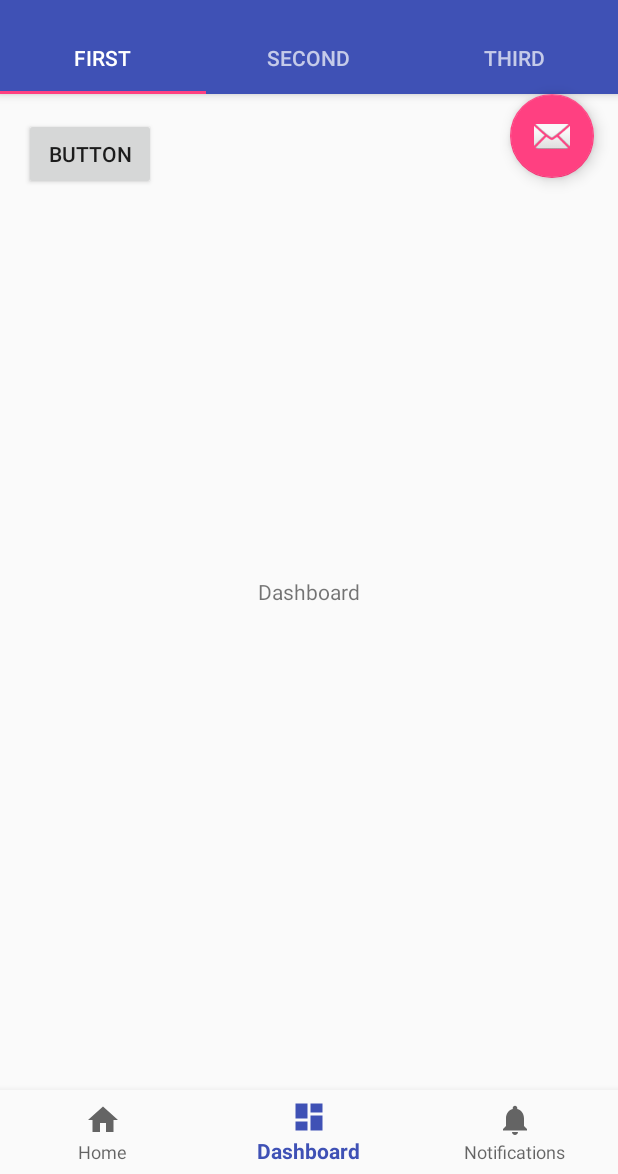
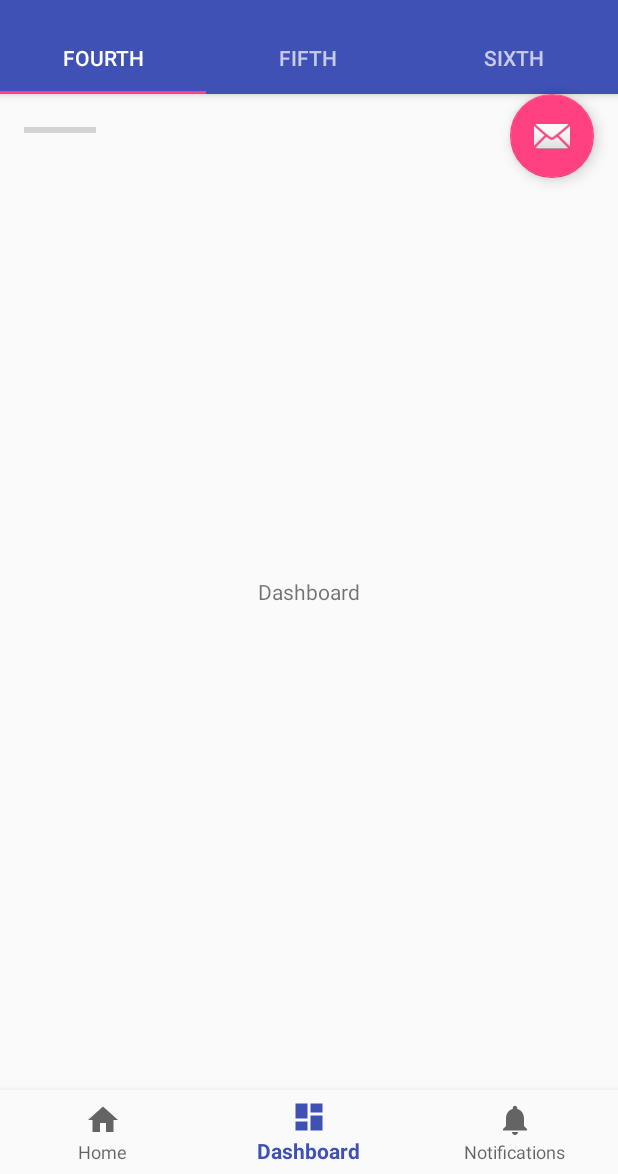
Before and after one commit to AlAskalany/wasder-android, an Android app: the screen it shows after launch (MainActivity), item 2 of the bottom bar chosen, on a phone screen of 412 x 824 dp, the part 62-1236 px from its top. Run offline under Robolectric (Android 15) with nearby library versions, the phone set to English and light mode, and no system bars.

Commit message:
Tabbed fragments with ViewPager

```diff
--- a/app/src/main/java/com/wasder/example/MainActivity.java
+++ b/app/src/main/java/com/wasder/example/MainActivity.java
@@ -1,6 +1,7 @@
 package com.wasder.example;
 
 import android.os.Bundle;
+import android.os.Parcelable;
 import android.support.annotation.NonNull;
 import android.support.design.widget.BottomNavigationView;
 import android.support.design.widget.FloatingActionButton;
@@ -10,12 +11,14 @@ import android.support.design.widget.TabLayout;
 import android.support.v4.app.Fragment;
 import android.support.v4.app.FragmentManager;
 import android.support.v4.app.FragmentPagerAdapter;
+import android.support.v4.app.FragmentStatePagerAdapter;
 import android.support.v4.view.GravityCompat;
 import android.support.v4.view.ViewPager;
 import android.support.v4.widget.DrawerLayout;
 import android.support.v7.app.ActionBarDrawerToggle;
 import android.support.v7.app.AppCompatActivity;
 import android.support.v7.widget.Toolbar;
+import android.util.SparseArray;
 import android.view.LayoutInflater;
 import android.view.Menu;
 import android.view.MenuItem;
@@ -32,7 +35,6 @@ import java.util.List;
 public class MainActivity extends AppCompatActivity implements NavigationView.OnNavigationItemSelectedListener {
 
 	private TextView mTextMessage;
-
 	private BottomNavigationView.OnNavigationItemSelectedListener mOnNavigationItemSelectedListener = new BottomNavigationView.OnNavigationItemSelectedListener() {
 
 
@@ -42,9 +44,15 @@ public class MainActivity extends AppCompatActivity implements NavigationView.On
 			switch (item.getItemId()) {
 				case R.id.navigation_home:
 					mTextMessage.setText(R.string.title_home);
+					mViewPager.removeAllViewsInLayout();
+					mViewPager.setAdapter(mSectionsPagerAdapter);
+					tabLayout.setupWithViewPager(mViewPager);
 					return true;
 				case R.id.navigation_dashboard:
 					mTextMessage.setText(R.string.title_dashboard);
+					mViewPager.removeAllViewsInLayout();
+					mViewPager.setAdapter(mSectionsPagerAdapterSecond);
+					tabLayout.setupWithViewPager(mViewPager);
 					return true;
 				case R.id.navigation_notifications:
 					mTextMessage.setText(R.string.title_notifications);
@@ -54,6 +62,10 @@ public class MainActivity extends AppCompatActivity implements NavigationView.On
 		}
 
 	};
+	private SectionsPagerAdapter mSectionsPagerAdapter;
+	private SectionsPagerAdapter mSectionsPagerAdapterSecond;
+	private ViewPager mViewPager;
+	private TabLayout tabLayout;
 
 	@Override
 	protected void onCreate(Bundle savedInstanceState) {
@@ -82,16 +94,23 @@ public class MainActivity extends AppCompatActivity implements NavigationView.On
 		//endregion
 
 		//region Tabbed_Navigation
-		SectionsPagerAdapter mSectionsPagerAdapter = new SectionsPagerAdapter(getSupportFragmentManager());
+		mSectionsPagerAdapter = new SectionsPagerAdapter(getSupportFragmentManager());
 		mSectionsPagerAdapter.addFragment(new FirstFragment(), "First");
 		mSectionsPagerAdapter.addFragment(new SecondFragment(), "Second");
 		mSectionsPagerAdapter.addFragment(new ThirdFragment(), "Third");
 		// Set up the ViewPager with the sections adapter.
-		ViewPager mViewPager = (ViewPager) findViewById(R.id.container);
+		mViewPager = (ViewPager) findViewById(R.id.container);
 		mViewPager.setAdapter(mSectionsPagerAdapter);
 
-		TabLayout tabLayout = (TabLayout) findViewById(R.id.tabs);
+		tabLayout = (TabLayout) findViewById(R.id.tabs);
 		tabLayout.setupWithViewPager(mViewPager);
+
+		// Second NavButton
+		mSectionsPagerAdapterSecond = new SectionsPagerAdapter(getSupportFragmentManager());
+		mSectionsPagerAdapterSecond.addFragment(new FourthFragment(), "Fourth");
+		mSectionsPagerAdapterSecond.addFragment(new FifthFragment(), "Fifth");
+		mSectionsPagerAdapterSecond.addFragment(new SixthFragment(), "Sixth");
+
 		//endregion
 
 		//region Floating_Action_Button
@@ -207,7 +226,7 @@ public class MainActivity extends AppCompatActivity implements NavigationView.On
 	/**
 	 * The type Sections pager adapter.
 	 */
-	private class SectionsPagerAdapter extends FragmentPagerAdapter {
+	private class SectionsPagerAdapter extends FragmentStatePagerAdapter {
 		private final List<Fragment> mFragmentList = new ArrayList<>();
 		private final List<String> mFragmentTitleList = new ArrayList<>();
 		/**
@@ -272,4 +291,37 @@ public class MainActivity extends AppCompatActivity implements NavigationView.On
 			return view;
 		}
 	}
+
+	/**
+	 * First Fragment
+	 */
+	public static class FourthFragment extends Fragment{
+		@Override
+		public View onCreateView(LayoutInflater inflater, ViewGroup container, Bundle savedInstanceState){
+			View view = inflater.inflate(R.layout.fragment_tabbed_fourth, container, false);
+			return view;
+		}
+	}
+
+	/**
+	 * Second Fragment
+	 */
+	public static class FifthFragment extends Fragment{
+		@Override
+		public View onCreateView(LayoutInflater inflater, ViewGroup container, Bundle savedInstanceState){
+			View view = inflater.inflate(R.layout.fragment_tabbed_fifth, container, false);
+			return view;
+		}
+	}
+
+	/**
+	 * Third Fragment
+	 */
+	public static class SixthFragment extends Fragment{
+		@Override
+		public View onCreateView(LayoutInflater inflater, ViewGroup container, Bundle savedInstanceState){
+			View view = inflater.inflate(R.layout.fragment_tabbed_sixth, container, false);
+			return view;
+		}
+	}
 }
--- /dev/null
+++ b/app/src/main/res/layout/fragment_tabbed_fourth.xml
@@ -0,0 +1,24 @@
+<RelativeLayout xmlns:android="http://schemas.android.com/apk/res/android"
+                xmlns:tools="http://schemas.android.com/tools"
+                android:layout_width="match_parent"
+                android:layout_height="match_parent"
+                android:paddingBottom="@dimen/activity_vertical_margin"
+                android:paddingLeft="@dimen/activity_horizontal_margin"
+                android:paddingRight="@dimen/activity_horizontal_margin"
+                android:paddingTop="@dimen/activity_vertical_margin"
+                tools:context="com.wasder.example.MainActivity$PlaceholderFragment">
+
+    <TextView
+        android:id="@+id/section_label"
+        android:layout_width="wrap_content"
+        android:layout_height="wrap_content"/>
+
+    <ProgressBar
+        android:id="@+id/progressBar2"
+        style="?android:attr/progressBarStyleHorizontal"
+        android:layout_width="wrap_content"
+        android:layout_height="wrap_content"
+        android:layout_alignParentStart="true"
+        android:layout_alignParentTop="true"/>
+
+</RelativeLayout>
```
Also changed, not shown: app/src/main/res/layout/fragment_tabbed_fifth.xml (added, +24 -0 lines), app/src/main/res/layout/fragment_tabbed_sixth.xml (added, +24 -0 lines).
